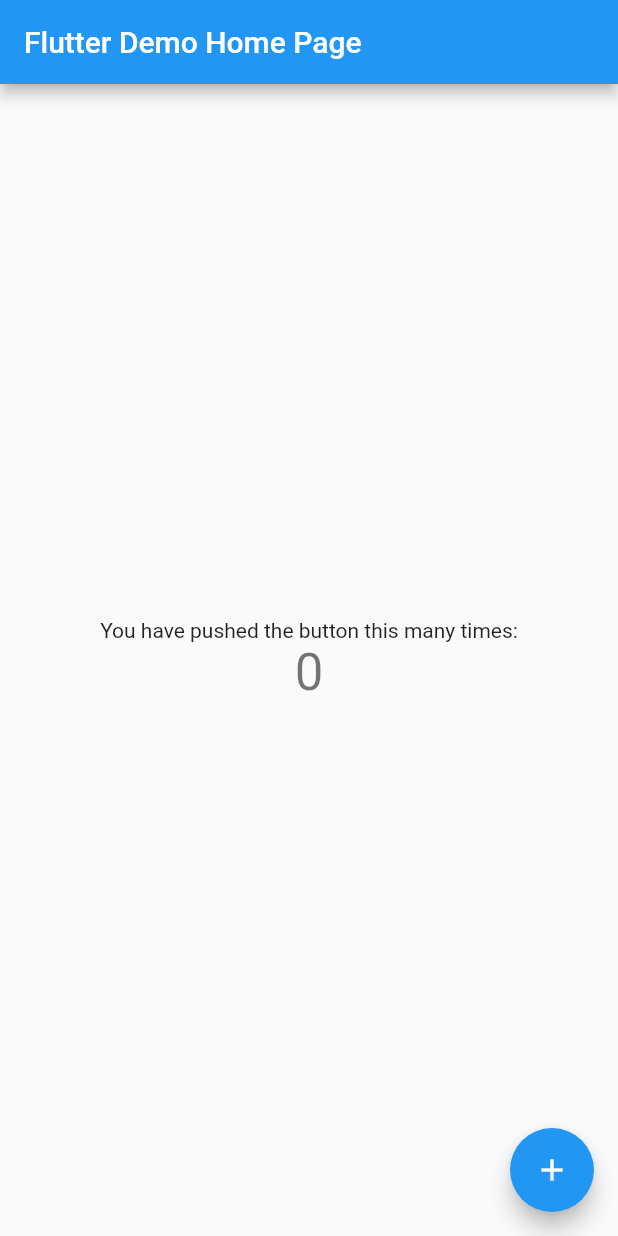
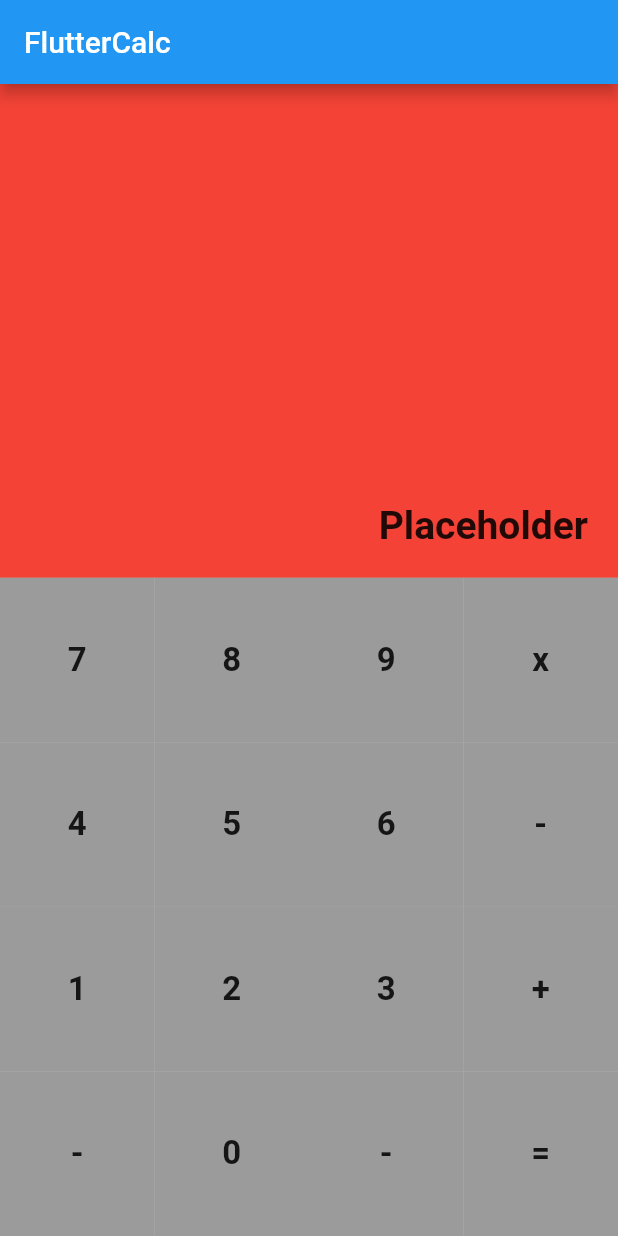
Before and after one commit to pedrokson/flutterCalc, a Flutter app: the screen it shows after launch, on a phone screen of 412 x 824 dp. Run offline on Flutter 3.47's test engine with Material 2 defaults, Android fonts, the phone set to English and light mode, and no system bars.

Commit message:
Adicionar divisão estrutural e componente de botões

```diff
--- /dev/null
+++ b/lib/components/calc_button.dart
@@ -0,0 +1,21 @@
+import 'package:flutter/material.dart';
+
+class CalcButton extends StatelessWidget {
+  final String _nome;
+
+  CalcButton(this._nome);
+
+  @override
+  Widget build(BuildContext context) {
+    return Expanded(
+        child: Container(
+          color: Colors.black38,
+          child: Center(
+              child: Text(
+            _nome,
+            style: TextStyle(fontWeight: FontWeight.bold, fontSize: 22),
+          )),
+        ),
+        flex: 1);
+  }
+}
--- a/lib/main.dart
+++ b/lib/main.dart
@@ -1,117 +1,117 @@
 import 'package:flutter/material.dart';
+import 'package:flutterCalc/components/calc_button.dart';
 
 void main() {
-  runApp(MyApp());
+  runApp(CalcApp());
 }
 
-class MyApp extends StatelessWidget {
-  // This widget is the root of your application.
+class CalcApp extends StatelessWidget {
   @override
   Widget build(BuildContext context) {
     return MaterialApp(
       title: 'Flutter Demo',
       theme: ThemeData(
-        // This is the theme of your application.
-        //
-        // Try running your application with "flutter run". You'll see the
-        // application has a blue toolbar. Then, without quitting the app, try
-        // changing the primarySwatch below to Colors.green and then invoke
-        // "hot reload" (press "r" in the console where you ran "flutter run",
-        // or simply save your changes to "hot reload" in a Flutter IDE).
-        // Notice that the counter didn't reset back to zero; the application
-        // is not restarted.
         primarySwatch: Colors.blue,
-        // This makes the visual density adapt to the platform that you run
-        // the app on. For desktop platforms, the controls will be smaller and
-        // closer together (more dense) than on mobile platforms.
         visualDensity: VisualDensity.adaptivePlatformDensity,
       ),
-      home: MyHomePage(title: 'Flutter Demo Home Page'),
+      home: HomePage(title: 'FlutterCalc'),
     );
   }
 }
 
-class MyHomePage extends StatefulWidget {
-  MyHomePage({Key key, this.title}) : super(key: key);
-
-  // This widget is the home page of your application. It is stateful, meaning
-  // that it has a State object (defined below) that contains fields that affect
-  // how it looks.
-
-  // This class is the configuration for the state. It holds the values (in this
-  // case the title) provided by the parent (in this case the App widget) and
-  // used by the build method of the State. Fields in a Widget subclass are
-  // always marked "final".
+class HomePage extends StatefulWidget {
+  HomePage({Key key, this.title}) : super(key: key);
 
   final String title;
 
   @override
-  _MyHomePageState createState() => _MyHomePageState();
+  _HomePageState createState() => _HomePageState();
 }
 
-class _MyHomePageState extends State<MyHomePage> {
+class _HomePageState extends State<HomePage> {
   int _counter = 0;
 
   void _incrementCounter() {
     setState(() {
-      // This call to setState tells the Flutter framework that something has
-      // changed in this State, which causes it to rerun the build method below
-      // so that the display can reflect the updated values. If we changed
-      // _counter without calling setState(), then the build method would not be
-      // called again, and so nothing would appear to happen.
       _counter++;
     });
   }
 
   @override
   Widget build(BuildContext context) {
-    // This method is rerun every time setState is called, for instance as done
-    // by the _incrementCounter method above.
-    //
-    // The Flutter framework has been optimized to make rerunning build methods
-    // fast, so that you can just rebuild anything that needs updating rather
-    // than having to individually change instances of widgets.
     return Scaffold(
       appBar: AppBar(
-        // Here we take the value from the MyHomePage object that was created by
-        // the App.build method, and use it to set our appbar title.
         title: Text(widget.title),
       ),
       body: Center(
-        // Center is a layout widget. It takes a single child and positions it
-        // in the middle of the parent.
         child: Column(
-          // Column is also a layout widget. It takes a list of children and
-          // arranges them vertically. By default, it sizes itself to fit its
-          // children horizontally, and tries to be as tall as its parent.
-          //
-          // Invoke "debug painting" (press "p" in the console, choose the
-          // "Toggle Debug Paint" action from the Flutter Inspector in Android
-          // Studio, or the "Toggle Debug Paint" command in Visual Studio Code)
-          // to see the wireframe for each widget.
-          //
-          // Column has various properties to control how it sizes itself and
-          // how it positions its children. Here we use mainAxisAlignment to
-          // center the children vertically; the main axis here is the vertical
-          // axis because Columns are vertical (the cross axis would be
-          // horizontal).
-          mainAxisAlignment: MainAxisAlignment.center,
+          mainAxisAlignment: MainAxisAlignment.start,
+          crossAxisAlignment: CrossAxisAlignment.stretch,
           children: <Widget>[
-            Text(
-              'You have pushed the button this many times:',
-            ),
-            Text(
-              '$_counter',
-              style: Theme.of(context).textTheme.headline4,
-            ),
+            Expanded(
+                child: Container(
+                  color: Colors.red,
+                  child: Container(
+                      padding: EdgeInsets.only(bottom: 20, right: 20),
+                      alignment: Alignment.bottomRight,
+                      child: Text(
+                        'Placeholder',
+                        style: TextStyle(
+                            fontWeight: FontWeight.bold, fontSize: 26),
+                      )),
+                ),
+                flex: 6),
+            Expanded(
+                child: Row(
+                  mainAxisAlignment: MainAxisAlignment.spaceEvenly,
+                  crossAxisAlignment: CrossAxisAlignment.stretch,
+                  children: <Widget>[
+                    CalcButton('7'),
+                    CalcButton('8'),
+                    CalcButton('9'),
+                    CalcButton('x'),
+                  ],
+                ),
+                flex: 2),
+            Expanded(
+                child: Row(
+                  mainAxisAlignment: MainAxisAlignment.spaceEvenly,
+                  crossAxisAlignment: CrossAxisAlignment.stretch,
+                  children: <Widget>[
+                    CalcButton('4'),
+                    CalcButton('5'),
+                    CalcButton('6'),
+                    CalcButton('-'),
+                  ],
+                ),
+                flex: 2),
+            Expanded(
+                child: Row(
+                  mainAxisAlignment: MainAxisAlignment.spaceEvenly,
+                  crossAxisAlignment: CrossAxisAlignment.stretch,
+                  children: <Widget>[
+                    CalcButton('1'),
+                    CalcButton('2'),
+                    CalcButton('3'),
+                    CalcButton('+'),
+                  ],
+                ),
+                flex: 2),
+            Expanded(
+                child: Row(
+                  mainAxisAlignment: MainAxisAlignment.spaceEvenly,
+                  crossAxisAlignment: CrossAxisAlignment.stretch,
+                  children: <Widget>[
+                    CalcButton('-'),
+                    CalcButton('0'),
+                    CalcButton('-'),
+                    CalcButton('='),
+                  ],
+                ),
+                flex: 2)
           ],
         ),
       ),
-      floatingActionButton: FloatingActionButton(
-        onPressed: _incrementCounter,
-        tooltip: 'Increment',
-        child: Icon(Icons.add),
-      ), // This trailing comma makes auto-formatting nicer for build methods.
     );
   }
 }
```
Also changed, not shown: 1 other file.
